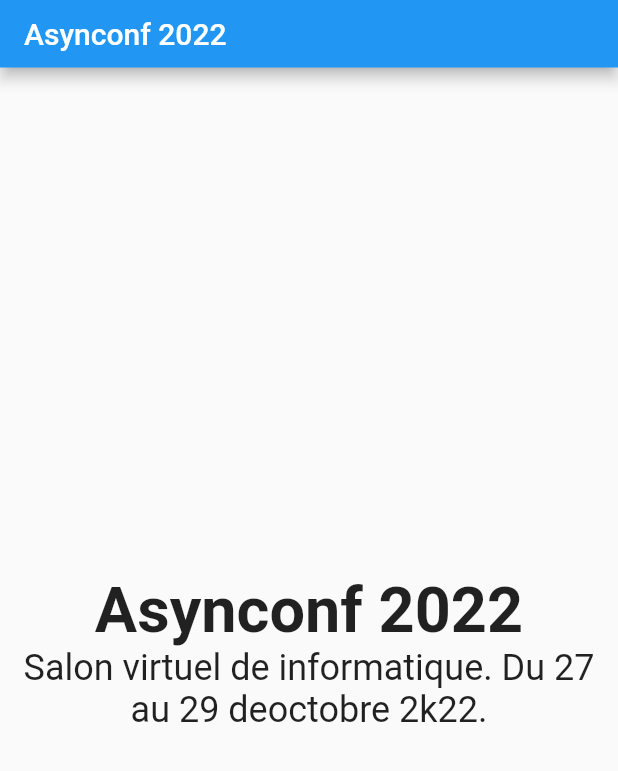
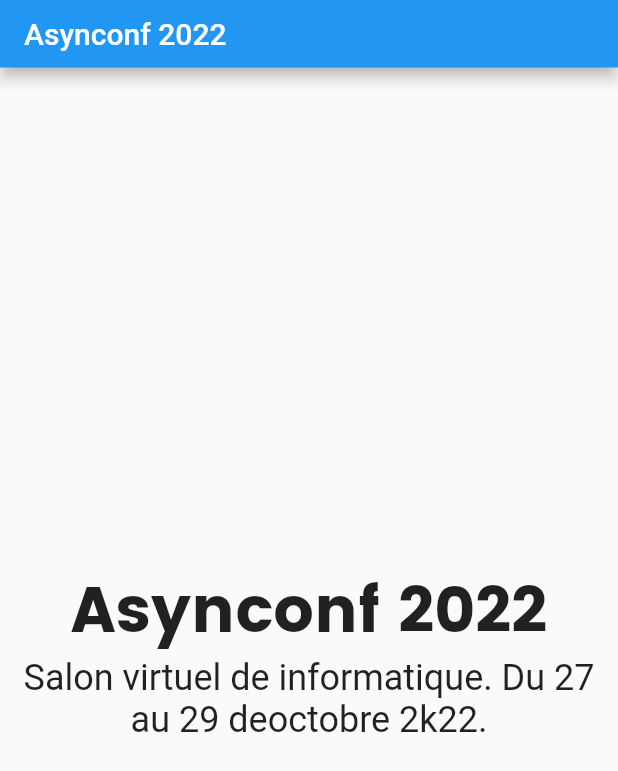
Before and after one commit to Cfcool100/First-App, a Flutter app: the screen it shows after launch, on a phone screen of 412 x 824 dp. Shown: the top 771 px of the screen. Run offline on Flutter 3.47's test engine with Material 2 defaults, Android fonts, the phone set to English and light mode, and no system bars.

Commit message:
fix locate font-Poppins

```diff
--- a/lib/main.dart
+++ b/lib/main.dart
@@ -28,6 +28,7 @@ class MyApp extends StatelessWidget {
                 'Asynconf 2022',
                 style: TextStyle(
                   fontSize: 42,
+                  fontFamily: 'Poppins',
                   fontWeight:FontWeight.bold,
                 ),
               ),
--- a/pubspec.yaml
+++ b/pubspec.yaml
@@ -77,7 +77,7 @@ flutter:
   fonts:
     - family: Poppins
       fonts:
-        - asset: assets/fonts/Poppins-Bold.ttf
+        - asset: assets/fonts/Poppins/Poppins-Bold.ttf
   #       - asset: fonts/Schyler-Italic.ttf
   #         style: italic
   #   - family: Trajan Pro
```
Also changed, not shown: assets/fonts/Poppins/Poppins-Bold.ttf (renamed from lib/assets/fonts/Poppins/Poppins-Bold.ttf), assets/fonts/Poppins/Poppins-Light.ttf (renamed from lib/assets/fonts/Poppins/Poppins-Light.ttf), assets/fonts/Poppins/Poppins-Medium.ttf (renamed from lib/assets/fonts/Poppins/Poppins-Medium.ttf), assets/fonts/Poppins/Poppins-Regular.ttf (renamed from lib/assets/fonts/Poppins/Poppins-Regular.ttf), assets/fonts/Poppins/Poppins-SemiBold.ttf (renamed from lib/assets/fonts/Poppins/Poppins-SemiBold.ttf).
